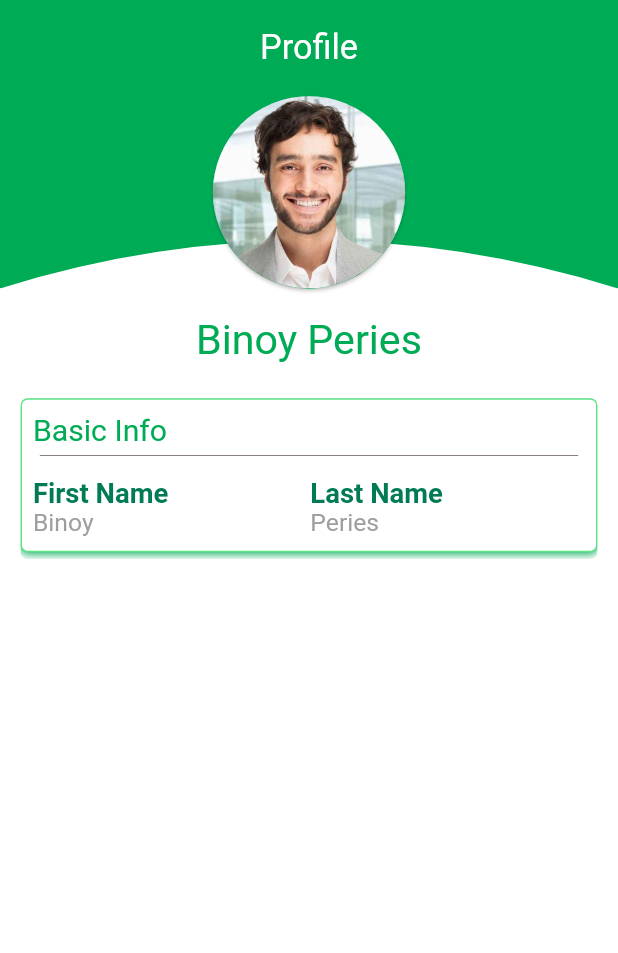
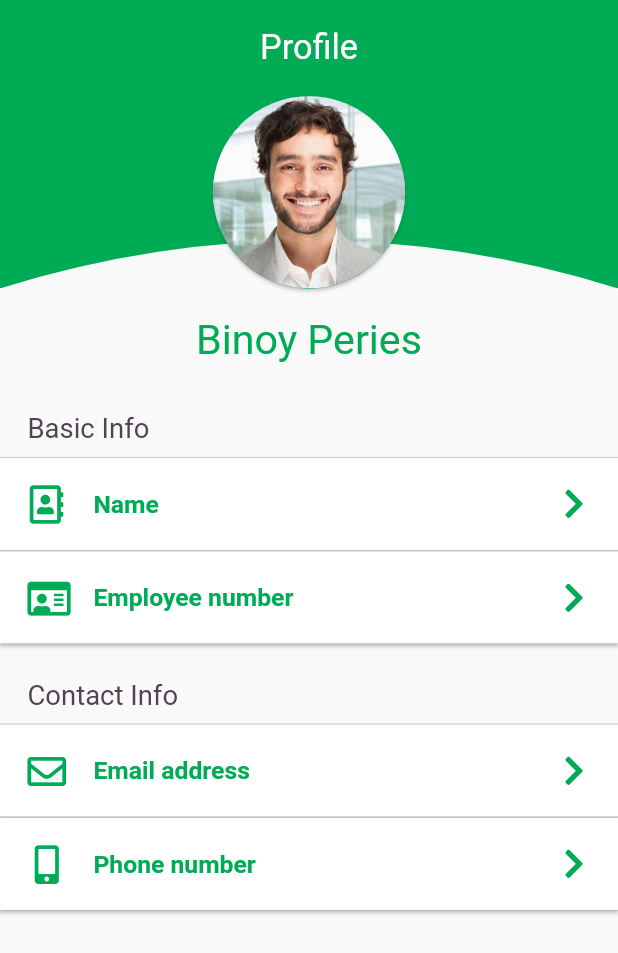
Before and after one commit to Group22-SEP-18/TECLIX-app, a Flutter app: the EmployeeProfilePage screen opened by its route, on a phone screen of 412 x 824 dp. Shown: the top 953 px of the screen. Run offline on Flutter 3.47's test engine with Material 2 defaults, Android fonts, the phone set to English and light mode, and no system bars; drawn by our look-alikes of expandable; our stand-ins replace bloc, dots_indicator, flutter_bloc, flutter_spinkit, font_awesome_flutter, geocoding and 4 more.

Commit message:
employee profile partially done

```diff
--- a/lib/presentation/screens/employee_profile/employee_profile_page.dart
+++ b/lib/presentation/screens/employee_profile/employee_profile_page.dart
@@ -1,9 +1,11 @@
 import 'package:flutter/material.dart';
+import 'package:font_awesome_flutter/font_awesome_flutter.dart';
 import 'package:teclix/presentation/common/constants/TeclixColors.dart';
+import 'package:teclix/presentation/screens/employee_profile/widgets/expandable_card.dart';
 import 'package:teclix/presentation/screens/employee_profile/widgets/header_clip_path.dart';
 import 'package:teclix/presentation/screens/employee_profile/widgets/profile_attribute_text.dart';
 import 'package:teclix/presentation/screens/employee_profile/widgets/profile_attribute_value_text.dart';
-import 'package:teclix/presentation/screens/employee_profile/widgets/profile_info_card.dart';
+import 'package:teclix/presentation/screens/employee_profile/widgets/sub_heading_text.dart';
 
 class EmployeeProfilePage extends StatelessWidget {
   static const String id = '/employee-profile';
@@ -11,7 +13,7 @@ class EmployeeProfilePage extends StatelessWidget {
   Widget build(BuildContext context) {
     return SafeArea(
       child: Scaffold(
-        backgroundColor: Colors.white,
+        backgroundColor: Color.fromRGBO(249, 249, 249, 1),
         appBar: PreferredSize(
           preferredSize: Size.fromHeight(210.0),
           child: Stack(
@@ -60,7 +62,7 @@ class EmployeeProfilePage extends StatelessWidget {
         body: SingleChildScrollView(
           physics: ClampingScrollPhysics(),
           child: Column(
-            crossAxisAlignment: CrossAxisAlignment.center,
+            crossAxisAlignment: CrossAxisAlignment.start,
             children: [
               SizedBox(
                 height: 20.0,
@@ -74,10 +76,16 @@ class EmployeeProfilePage extends StatelessWidget {
               SizedBox(
                 height: 25.0,
               ),
-              ProfileInfoCard(
-                headingText: 'Basic Info',
+              SubHeading(
+                title: 'Basic Info',
+              ),
+              ExpandableCard(
+                collapsedInfo: 'Name',
+                collapsedIcon: FontAwesomeIcons.addressBook,
+                expandedChild: Padding(
+                  padding: const EdgeInsets.only(left: 20.0, bottom: 10.0),
                   child: Row(
-                  mainAxisAlignment: MainAxisAlignment.spaceBetween,
+                    mainAxisAlignment: MainAxisAlignment.spaceAround,
                     children: [
                       Column(
                         crossAxisAlignment: CrossAxisAlignment.start,
@@ -105,7 +113,56 @@ class EmployeeProfilePage extends StatelessWidget {
                       Spacer()
                     ],
                   ),
-              )
+                ),
+              ),
+              ExpandableCard(
+                collapsedInfo: 'Employee number',
+                collapsedIcon: FontAwesomeIcons.idCard,
+                expandedChild: Padding(
+                  padding: const EdgeInsets.only(left: 20.0, bottom: 10.0),
+                  child: Row(
+                    children: [
+                      ProfileInfoAttrText(
+                        attr: 'EMP202323',
+                      ),
+                    ],
+                  ),
+                ),
+              ),
+              SizedBox(
+                height: 15.0,
+              ),
+              SubHeading(
+                title: 'Contact Info',
+              ),
+              ExpandableCard(
+                collapsedInfo: 'Email address',
+                collapsedIcon: FontAwesomeIcons.envelope,
+                expandedChild: Padding(
+                  padding: const EdgeInsets.only(left: 20.0, bottom: 10.0),
+                  child: Row(
+                    children: [
+                      ProfileInfoAttrText(
+                        attr: 'johndoe@gmail.com',
+                      ),
+                    ],
+                  ),
+                ),
+              ),
+              ExpandableCard(
+                collapsedInfo: 'Phone number',
+                collapsedIcon: FontAwesomeIcons.mobileAlt,
+                expandedChild: Padding(
+                  padding: const EdgeInsets.only(left: 20.0, bottom: 10.0),
+                  child: Row(
+                    children: [
+                      ProfileInfoAttrText(
+                        attr: '+94 77 123 4567',
+                      ),
+                    ],
+                  ),
+                ),
+              ),
             ],
           ),
         ),
--- /dev/null
+++ b/lib/presentation/screens/employee_profile/widgets/expandable_card.dart
@@ -0,0 +1,114 @@
+import 'package:expandable/expandable.dart';
+import 'package:flutter/material.dart';
+import 'package:font_awesome_flutter/font_awesome_flutter.dart';
+import 'package:teclix/presentation/common/constants/TeclixColors.dart';
+
+class ExpandableCard extends StatelessWidget {
+  final String collapsedInfo;
+  final IconData collapsedIcon;
+  final Widget expandedChild;
+
+  const ExpandableCard({
+    this.collapsedInfo,
+    this.collapsedIcon,
+    this.expandedChild,
+  });
+
+  @override
+  Widget build(BuildContext context) {
+    return ExpandableNotifier(
+      child: Column(
+        crossAxisAlignment: CrossAxisAlignment.stretch,
+        children: [
+          Expandable(
+            collapsed: ExpandableButton(
+              child: Card(
+                margin: EdgeInsets.zero,
+                shape: Border.symmetric(
+                    horizontal: BorderSide(color: Colors.grey, width: 0.4)),
+                color: Colors.white,
+                borderOnForeground: true,
+                child: Padding(
+                  padding: const EdgeInsets.all(20.0),
+                  child: Row(
+                    mainAxisAlignment: MainAxisAlignment.start,
+                    crossAxisAlignment: CrossAxisAlignment.center,
+                    children: [
+                      Icon(
+                        collapsedIcon,
+                        size: 28.0,
+                        color: ColorPrimary,
+                      ),
+                      SizedBox(
+                        width: 20.0,
+                      ),
+                      Text(
+                        collapsedInfo,
+                        style: TextStyle(
+                          fontSize: 18.0,
+                          color: ColorPrimary,
+                          fontWeight: FontWeight.w600,
+                        ),
+                      ),
+                      Spacer(),
+                      Icon(
+                        FontAwesomeIcons.chevronRight,
+                        color: ColorPrimary,
+                      )
+                    ],
+                  ),
+                ),
+              ),
+            ),
+            expanded: Column(children: [
+              ExpandableButton(
+                child: Card(
+                  margin: EdgeInsets.only(bottom: 0.0),
+                  shape: Border.symmetric(
+                      horizontal: BorderSide(color: Colors.grey, width: 0.4)),
+                  color: Colors.white,
+                  borderOnForeground: true,
+                  child: Column(
+                    children: [
+                      Padding(
+                        padding: const EdgeInsets.all(20.0),
+                        child: Row(
+                          mainAxisAlignment: MainAxisAlignment.start,
+                          crossAxisAlignment: CrossAxisAlignment.center,
+                          children: [
+                            Icon(
+                              collapsedIcon,
+                              size: 25.0,
+                              color: Colors.grey,
+                            ),
+                            SizedBox(
+                              width: 20.0,
+                            ),
+                            Text(
+                              collapsedInfo,
+                              style: TextStyle(
+                                fontSize: 16.0,
+                                color: Colors.grey,
+                                fontWeight: FontWeight.w600,
+                              ),
+                            ),
+                            Spacer(),
+                            Icon(
+                              FontAwesomeIcons.chevronUp,
+                              color: ColorPrimary,
+                            )
+                          ],
+                        ),
+                      ),
+                      expandedChild,
+                    ],
+                  ),
+                ),
+              ),
+            ]),
+          ),
+        ],
+      ),
+    );
+  }
+}
--- a/lib/presentation/screens/employee_profile/widgets/profile_attribute_text.dart
+++ b/lib/presentation/screens/employee_profile/widgets/profile_attribute_text.dart
@@ -11,8 +11,8 @@ class ProfileInfoAttrText extends StatelessWidget {
     return Text(
       attr,
       style: TextStyle(
-        fontSize: 20.0,
-        color: ColorDarkGreen,
+        fontSize: 18.0,
+        color: ColorPrimary,
         fontWeight: FontWeight.w600,
       ),
     );
--- a/lib/presentation/screens/employee_profile/widgets/profile_attribute_value_text.dart
+++ b/lib/presentation/screens/employee_profile/widgets/profile_attribute_value_text.dart
@@ -10,7 +10,7 @@ class ProfileAttrValueText extends StatelessWidget {
     return Text(
       attrValue,
       style: TextStyle(
-        fontSize: 18.0,
+        fontSize: 17.0,
         color: Colors.grey,
       ),
     );
--- a/lib/presentation/screens/employee_profile/widgets/profile_info_card.dart
+++ /dev/null
@@ -1,65 +0,0 @@
-import 'package:flutter/material.dart';
-import 'package:teclix/presentation/common/constants/TeclixColors.dart';
-import 'package:teclix/presentation/common/widgets/common_padding.dart';
-
-class ProfileInfoCard extends StatelessWidget {
-  final String headingText;
-  final Widget child;
-  const ProfileInfoCard({this.headingText, this.child});
-
-  @override
-  Widget build(BuildContext context) {
-    return CommonPadding(
-      child: ClipRRect(
-        borderRadius: BorderRadius.circular(5.0),
-        child: Container(
-          margin: const EdgeInsets.only(bottom: 5.0),
-          decoration: BoxDecoration(
-            borderRadius: BorderRadius.circular(5.0),
-            color: Colors.white,
-            border: Border.all(color: ColorPrimaryLight),
-            boxShadow: [
-              BoxShadow(
-                color: ColorPrimary,
-                offset: Offset(0.0, 1.0),
-                blurRadius: 5.0,
-              ),
-            ],
-          ),
-          child: Padding(
-            padding: const EdgeInsets.symmetric(
-              horizontal: 8.0,
-              vertical: 10.0,
-            ),
-            child: Column(
-              mainAxisAlignment: MainAxisAlignment.spaceBetween,
-              crossAxisAlignment: CrossAxisAlignment.start,
-              children: [
-                Text(
-                  headingText,
-                  style: TextStyle(
-                    fontSize: 22.0,
-                    color: ColorPrimary,
-                  ),
-                ),
-                Padding(
-                  padding: const EdgeInsets.symmetric(
-                      vertical: 5.0, horizontal: 5.0),
-                  child: Divider(
-                    height: 0.0,
-                    color: ColorHeadingFont,
-                    thickness: 0.5,
-                  ),
-                ),
-                SizedBox(
-                  height: 10.0,
-                ),
-                child
-              ],
-            ),
-          ),
-        ),
-      ),
-    );
-  }
-}
--- /dev/null
+++ b/lib/presentation/screens/employee_profile/widgets/sub_heading_text.dart
@@ -0,0 +1,23 @@
+import 'package:flutter/material.dart';
+import 'package:teclix/presentation/common/constants/TeclixColors.dart';
+
+class SubHeading extends StatelessWidget {
+  final String title;
+
+  const SubHeading({this.title});
+
+  @override
+  Widget build(BuildContext context) {
+    return Padding(
+      padding: const EdgeInsets.symmetric(vertical: 10.0, horizontal: 20.0),
+      child: Text(
+        title,
+        style: TextStyle(
+          fontSize: 20.0,
+          color: ColorHeadingFont,
+          fontWeight: FontWeight.w400,
+        ),
+      ),
+    );
+  }
+}
```
Lines whose indentation alone changed are shown as unchanged.
